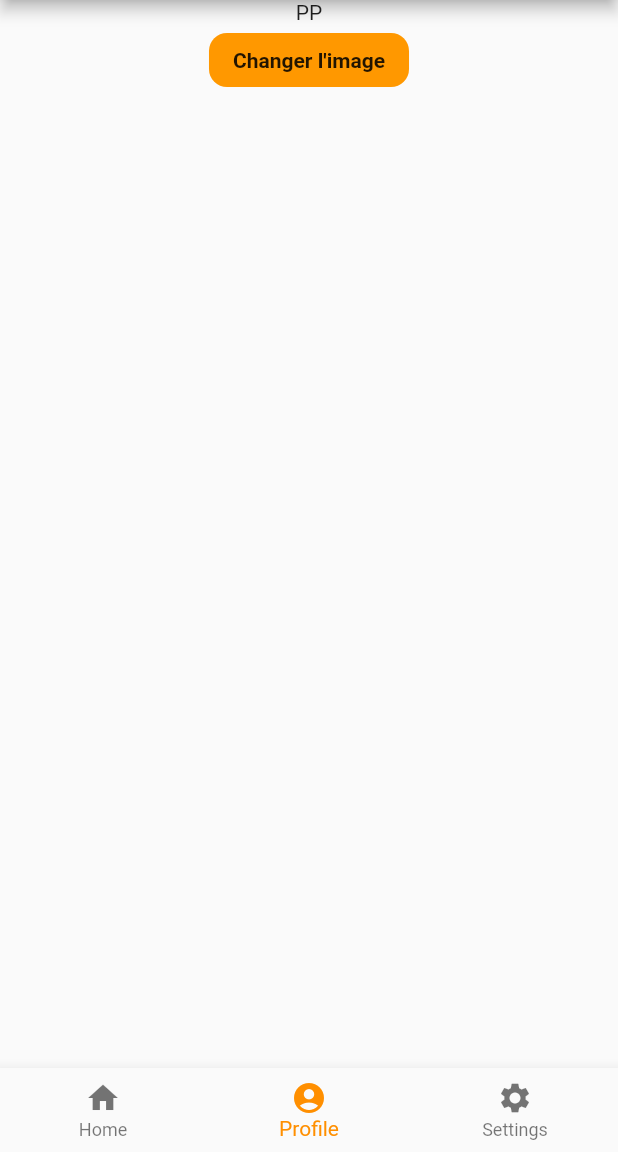
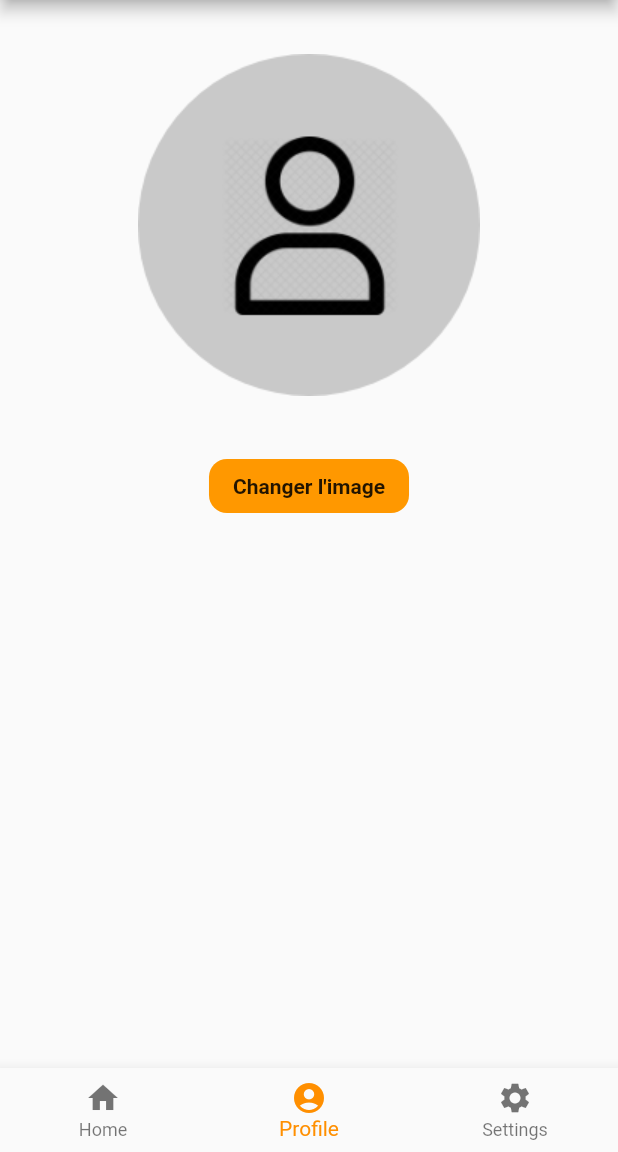
Before and after one commit to Mickeybab/flutter-part1, a Flutter app: the screen it shows after launch, item 2 of the bottom bar chosen, on a phone screen of 412 x 824 dp, the part 84-1236 px from its top. Run offline on Flutter 3.47's test engine with Material 2 defaults, Android fonts, the phone set to English and light mode, and no system bars; our stand-ins replace audioplayers.

Commit message:
Add profile picture

```diff
--- a/lib/components/button.dart
+++ b/lib/components/button.dart
@@ -8,8 +8,8 @@ class MyButton extends StatelessWidget {
 
   @override
   Widget build(BuildContext context) {
-    return (
-      FlatButton(
+    return Container(
+      child: FlatButton(
         child: Text(
           this.text,
           style: TextStyle(
--- a/lib/components/profileImage.dart
+++ b/lib/components/profileImage.dart
@@ -3,8 +3,13 @@ import 'package:flutter/material.dart';
 class ProfileImage extends StatelessWidget {
   @override
   Widget build(BuildContext context) {
-    return (
-      Text('PP')
+    return Container(
+      constraints: BoxConstraints.expand(
+        height: 300.0
+      ),
+      child: Image(
+        image: AssetImage('assets/img/profilepicture.png'),
+      )
     );
   }
 }
--- a/pubspec.yaml
+++ b/pubspec.yaml
@@ -29,6 +29,7 @@ dependencies:
   path:
   device_info: ^0.4.0+1
   platform: ^2.2.1
+  google_sign_in: ^4.5.9
 
 
 
@@ -45,6 +46,9 @@ dev_dependencies:
 
 # The following section is specific to Flutter.
 flutter:
+
+  assets:
+    - assets/img/profilepicture.png
 
   # The following line ensures that the Material Icons font is
   # included with your application, so that you can use the icons in
```
Also changed, not shown: assets/img/profilepicture.png (added), assets/img/profilepicture@2x.png (added), pubspec.lock, 1 other file.
